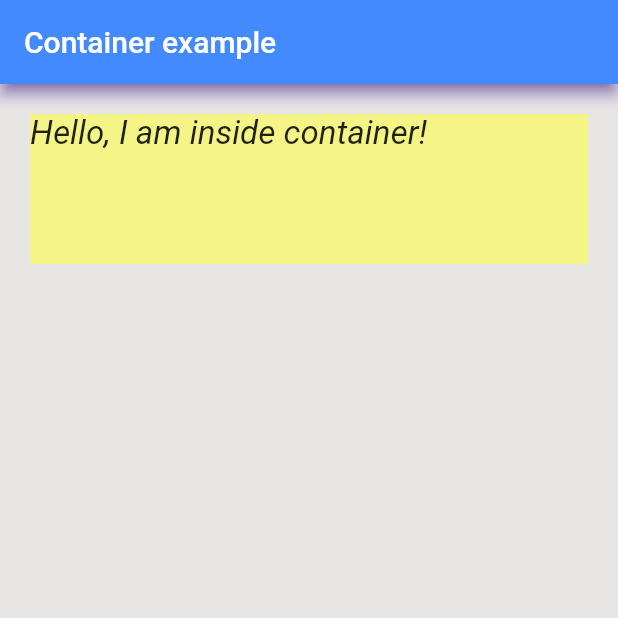
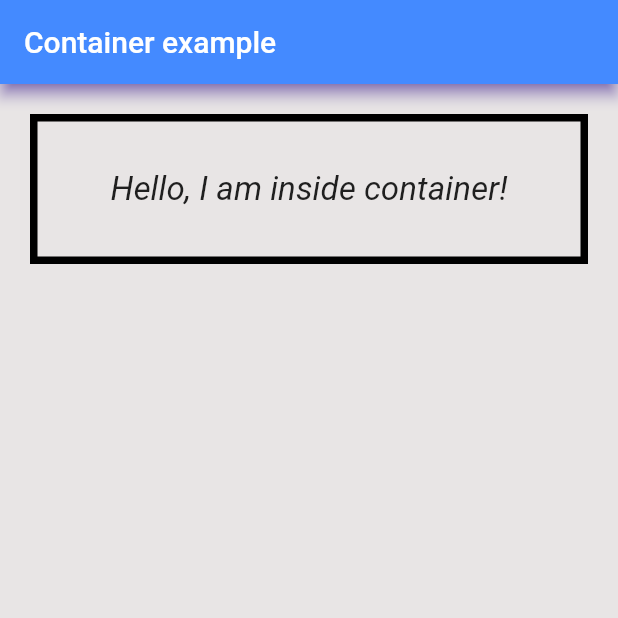
Before and after one commit to kirtijangid/container, a Flutter app: the screen it shows after launch, on a phone screen of 412 x 824 dp, the top half of it. Run offline on Flutter 3.47's test engine with Material 2 defaults, Android fonts, the phone set to English and light mode, and no system bars.

Commit message:
giving border to the container

```diff
--- a/lib/main.dart
+++ b/lib/main.dart
@@ -19,8 +19,12 @@ class MyApp extends StatelessWidget {
           //alignment: Alignment.center,
           height: 100,
           width: double.infinity,
-          color: Color.fromARGB(255, 245, 245, 135),
+          //color: Color.fromARGB(255, 245, 245, 135),
+          alignment: Alignment.center,
           margin: EdgeInsets.all(20),
+          decoration: BoxDecoration(
+            border: Border.all(color: Colors.black, width: 5),
+          ),
           child: const Text(
             'Hello, I am inside container!',
             style: TextStyle(
```
